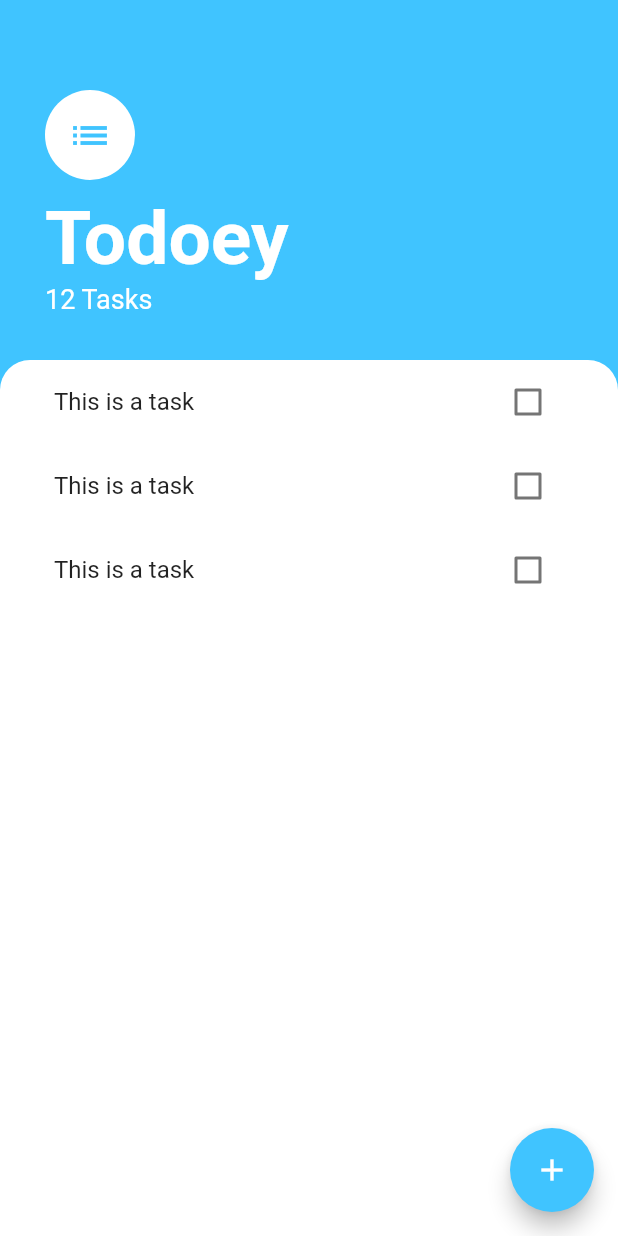
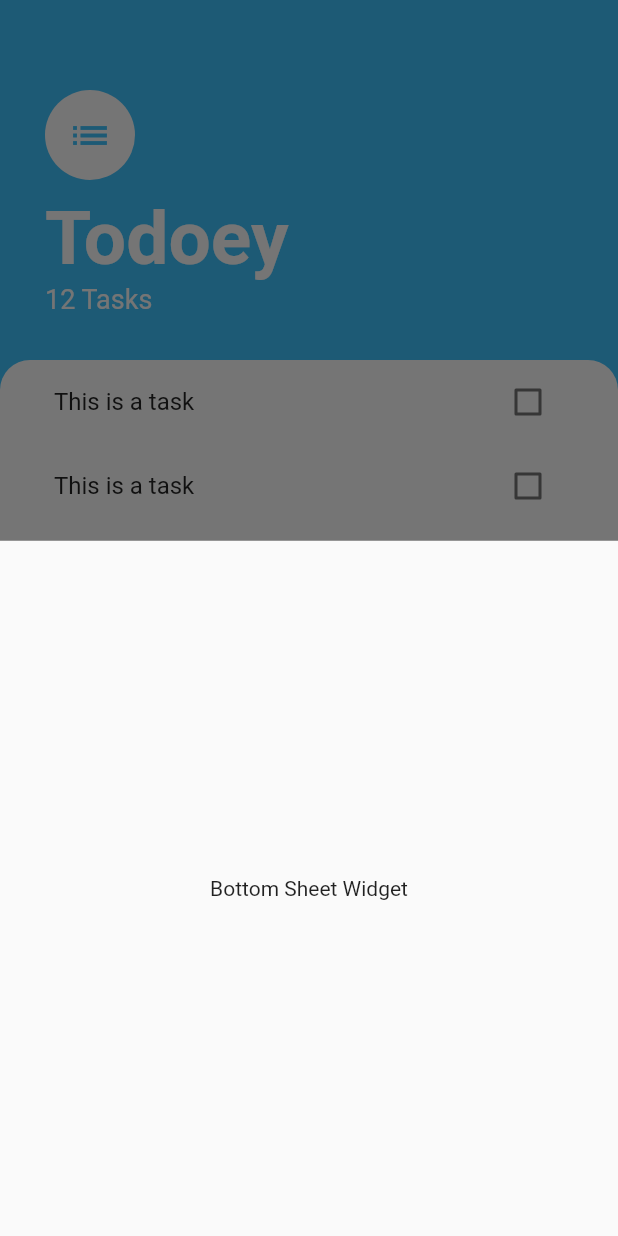
Before and after one commit to Procoder16/Docket, a Flutter app: the screen it shows after launch, after a tap on the "add" icon, on a phone screen of 412 x 824 dp. Run offline on Flutter 3.47's test engine with Material 2 defaults, Android fonts, the phone set to English and light mode, and no system bars.

Commit message:
bottom sheet widget implemented and made functional

```diff
--- a/lib/screens/tasks_screen.dart
+++ b/lib/screens/tasks_screen.dart
@@ -3,7 +3,13 @@ import 'package:flutter/material.dart';
 import 'package:todoey_flutter/widgets/tasks_list.dart';
 
 class TasksScreens extends StatelessWidget {
-  const TasksScreens({Key key}) : super(key: key);
+  Widget buildBottomSheet(BuildContext context) {
+    return Container(
+      child: Center(
+        child: Text('Bottom Sheet Widget'),
+      ),
+    );
+  }
 
   @override
   Widget build(BuildContext context) {
@@ -13,7 +19,9 @@ class TasksScreens extends StatelessWidget {
         child: Icon(
           Icons.add,
         ),
-        onPressed: () {},
+        onPressed: () {
+          showModalBottomSheet(context: context, builder: buildBottomSheet);
+        },
       ),
       backgroundColor: Colors.lightBlueAccent,
       body: Column(
```
